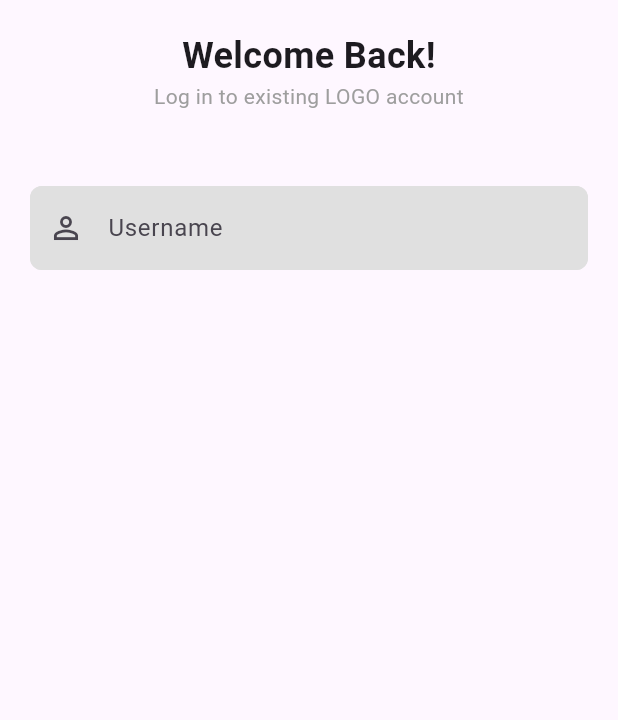
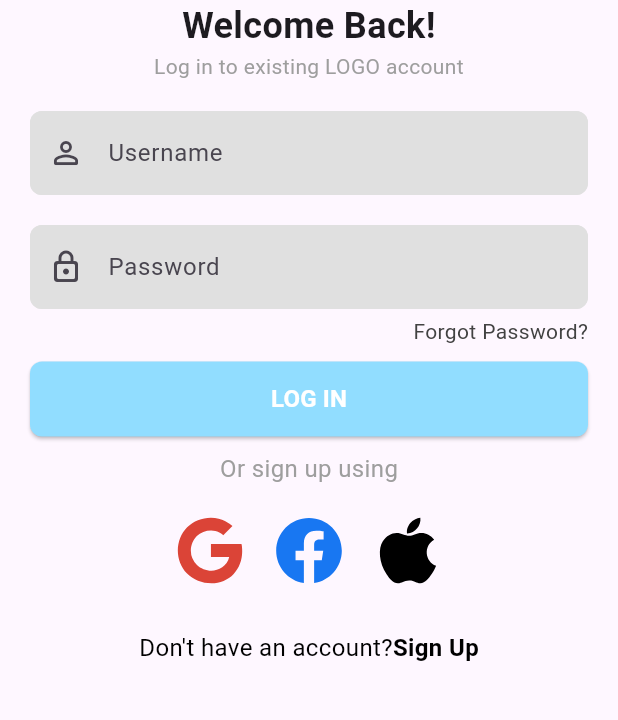
Before and after one commit to Rafal-a/flutter-simple-ui, a Flutter app: the screen it shows after launch, on a phone screen of 412 x 824 dp, the part 351-1071 px from its top. Run offline on Flutter 3.47's test engine with Material 3 defaults, Android fonts, the phone set to English and light mode, and no system bars; our stand-ins replace flutter_svg, google_fonts, ionicons.

Commit message:
finish login page

```diff
--- a/lib/login_page.dart
+++ b/lib/login_page.dart
@@ -1,7 +1,10 @@
 import 'package:flutter/material.dart';
 import 'package:flutter_simple_ui/app_color.dart';
+import 'package:flutter_simple_ui/widgets/costum_text_filed.dart';
 import 'package:flutter_simple_ui/widgets/logo_text.dart';
+import 'package:flutter_svg/svg.dart';
 import 'package:google_fonts/google_fonts.dart';
+import 'package:ionicons/ionicons.dart';
 
 class LoginPage extends StatelessWidget {
   const LoginPage({super.key});
@@ -21,7 +24,6 @@ class LoginPage extends StatelessWidget {
                 children: [
                   const SizedBox(height: 100),
                   const LogoText(),
-                  const SizedBox(height: 20),
                   Text(
                     'Welcome Back!',
                     textAlign: TextAlign.center,
@@ -39,31 +41,109 @@ class LoginPage extends StatelessWidget {
                       color: Colors.grey,
                     ),
                   ),
-                  const SizedBox(height: 50),
-                  TextField(
+                  const SizedBox(height: 20),
+                  CostumTextFiled(
                     controller: usernameController,
-                    decoration: InputDecoration(
-                      hintText: 'Username',
-                      prefixIcon: const Icon(Icons.person_outline_outlined),
-                      filled: true,
-                      fillColor: Colors.grey.shade300,
-                      border: OutlineInputBorder(
+                    hintText: 'Username',
+                    iconData: Icons.person_outline_rounded,
+                  ),
+                  const SizedBox(height: 20),
+                  CostumTextFiled(
+                    controller: usernameController,
+                    hintText: 'Password',
+                    iconData: Icons.lock_outline_rounded,
+                  ),
+                  const SizedBox(height: 5),
+                  Align(
+                    alignment: Alignment.centerRight,
+                    child: Text(
+                      'Forgot Password?',
+                      style: GoogleFonts.roboto(
+                        fontSize: 14,
+                        fontWeight: FontWeight.w400,
+                        color: Colors.grey.shade800,
+                      ),
+                    ),
+                  ),
+                  const SizedBox(height: 10),
+                  ElevatedButton(
+                    onPressed: printSomething,
+                    style: ElevatedButton.styleFrom(
+                      backgroundColor: AppColor.primaryColor,
+                      minimumSize: const Size(double.infinity, 50),
+                      shape: RoundedRectangleBorder(
                         borderRadius: BorderRadius.circular(8.0),
                       ),
-                      enabledBorder: OutlineInputBorder(
-                        borderRadius: BorderRadius.circular(8.0),
-                        borderSide: BorderSide(
-                          color: Colors.grey.shade300,
+                    ),
+                    child: const Text(
+                      'LOG IN',
+                      style: TextStyle(
+                        fontSize: 16,
+                        fontWeight: FontWeight.w600,
+                        color: Colors.white,
+                      ),
+                    ),
+                  ),
+                  SizedBox(height: 10),
+                  Text(
+                    'Or sign up using',
+                    style: GoogleFonts.roboto(
+                      fontSize: 16,
+                      fontWeight: FontWeight.w400,
+                      color: Colors.grey,
+                    ),
+                  ),
+                  SizedBox(height: 10),
+                  Row(
+                    mainAxisAlignment: MainAxisAlignment.center,
+                    children: [
+                      IconButton(
+                        onPressed: printSomething,
+                        icon: Icon(
+                          Ionicons.logo_google,
+                          color: Color(0xffDB4437),
+                          size: 50,
                         ),
                       ),
-                      focusedBorder: OutlineInputBorder(
-                        borderRadius: BorderRadius.circular(8.0),
-                        borderSide: BorderSide(
-                          color: Colors.grey.shade300,
-
+                      IconButton(
+                        onPressed: printSomething,
+                        icon: Icon(
+                          Ionicons.logo_facebook,
+                          color: Color(0xff1877f2),
+                          size: 50,
                         ),
                       ),
-                    ),
+                      IconButton(
+                        onPressed: printSomething,
+                        icon: Icon(
+                          Ionicons.logo_apple,
+                          color: Colors.black,
+                          size: 50,
+                        ),
+                      ),
+                    ],
+                  ),
+                  SizedBox(height: 20),
+                  Row(
+                    mainAxisAlignment: MainAxisAlignment.center,
+                    children: [
+                      Text(
+                        'Don\'t have an account?',
+                        style: GoogleFonts.roboto(
+                          fontSize: 16,
+                          fontWeight: FontWeight.w400,
+                          color: Colors.black,
+                        ),
+                      ),
+                      Text(
+                        'Sign Up',
+                        style: GoogleFonts.roboto(
+                          fontSize: 16,
+                          fontWeight: FontWeight.bold,
+                          color: Colors.black,
+                        ),
+                      ),
+                    ],
                   ),
                 ],
               ),
@@ -73,4 +153,6 @@ class LoginPage extends StatelessWidget {
       ],
     );
   }
+
+  void printSomething() => print('pressed');
 }
--- a/lib/widgets/costum_text_filed.dart
+++ b/lib/widgets/costum_text_filed.dart
@@ -1,9 +1,9 @@
 import 'package:flutter/material.dart';
 
 class CostumTextFiled extends StatelessWidget {
-   CostumTextFiled({super.key, required this.hintText, required this.iconData});
+   const CostumTextFiled({super.key, required this.hintText, required this.iconData, required this.controller});
 
-    final TextEditingController controller = TextEditingController();
+    final TextEditingController controller;
     final String hintText;
     final IconData iconData;
 
@@ -13,7 +13,7 @@ class CostumTextFiled extends StatelessWidget {
                     controller: controller,
                     decoration: InputDecoration(
                       hintText: hintText,
-                      prefixIcon: const Icon(iconData),
+                      prefixIcon:  Icon(iconData),
                       filled: true,
                       fillColor: Colors.grey.shade300,
                       border: OutlineInputBorder(
--- a/pubspec.yaml
+++ b/pubspec.yaml
@@ -36,6 +36,7 @@ dependencies:
   cupertino_icons: ^1.0.8
   google_fonts: ^7.1.0
   flutter_svg: ^2.2.3
+  ionicons: ^0.2.2
 
 dev_dependencies:
   flutter_test:
```
Also changed, not shown: pubspec.lock.
